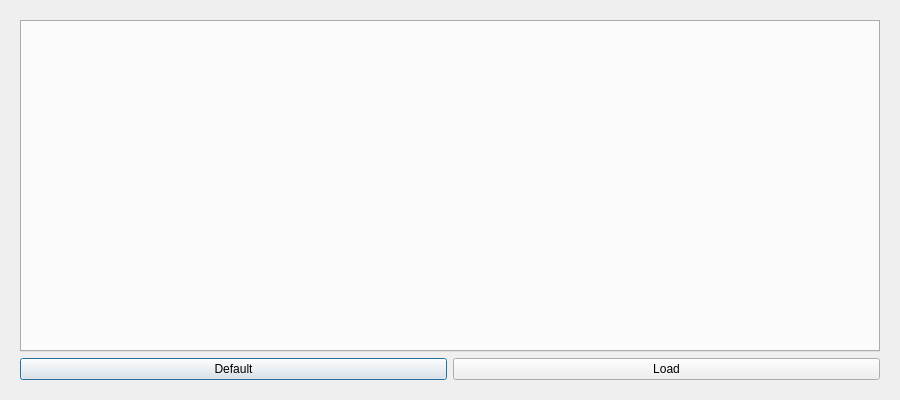
First picture: the form in lcUI/widgets/customizeToolbar/customizetoolbar.ui, repository LibreCAD/LibreCAD_3, before the edit.
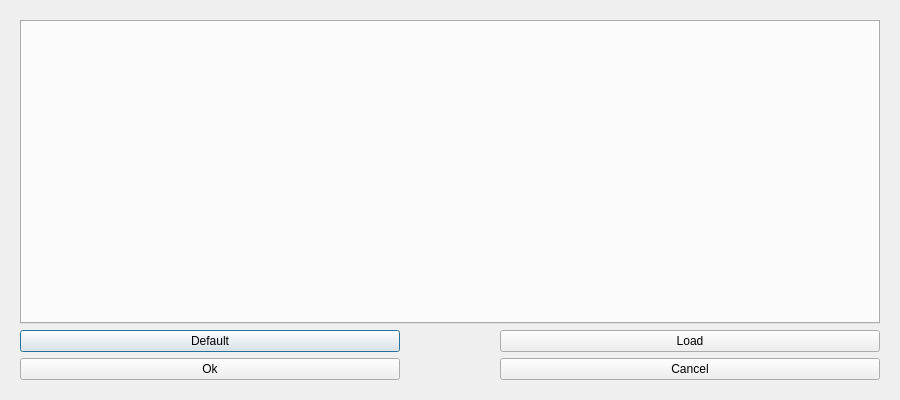
Second picture: the form after the edit.

Commit message: Made minor changes to customizable toolbar

```diff
--- a/lcUI/widgets/customizeToolbar/customizetoolbar.ui
+++ b/lcUI/widgets/customizeToolbar/customizetoolbar.ui
@@ -34,6 +34,9 @@
                         </item>
                         <item>
                             <layout class="QHBoxLayout" name="horizontalLayout2">
+                                <property name="spacing">
+                                    <number>100</number>
+                                </property>
                                 <item>
                                     <widget class="QPushButton" name="defaultButton">
                                         <property name="text">
@@ -50,6 +53,27 @@
                                 </item>
                             </layout>
                         </item>
+                        <item>
+                            <layout class="QHBoxLayout" name="horizontalLayout3">
+                                <property name="spacing">
+                                    <number>100</number>
+                                </property>
+                                <item>
+                                    <widget class="QPushButton" name="okButton">
+                                        <property name="text">
+                                            <string>Ok</string>
+                                        </property>
+                                    </widget>
+                                </item>
+                                <item>
+                                    <widget class="QPushButton" name="cancelButton">
+                                        <property name="text">
+                                            <string>Cancel</string>
+                                        </property>
+                                    </widget>
+                                </item>
+                            </layout>
+                        </item>
                     </layout>
                 </widget>
             </item>
```
The commit also changes 3 other files.
